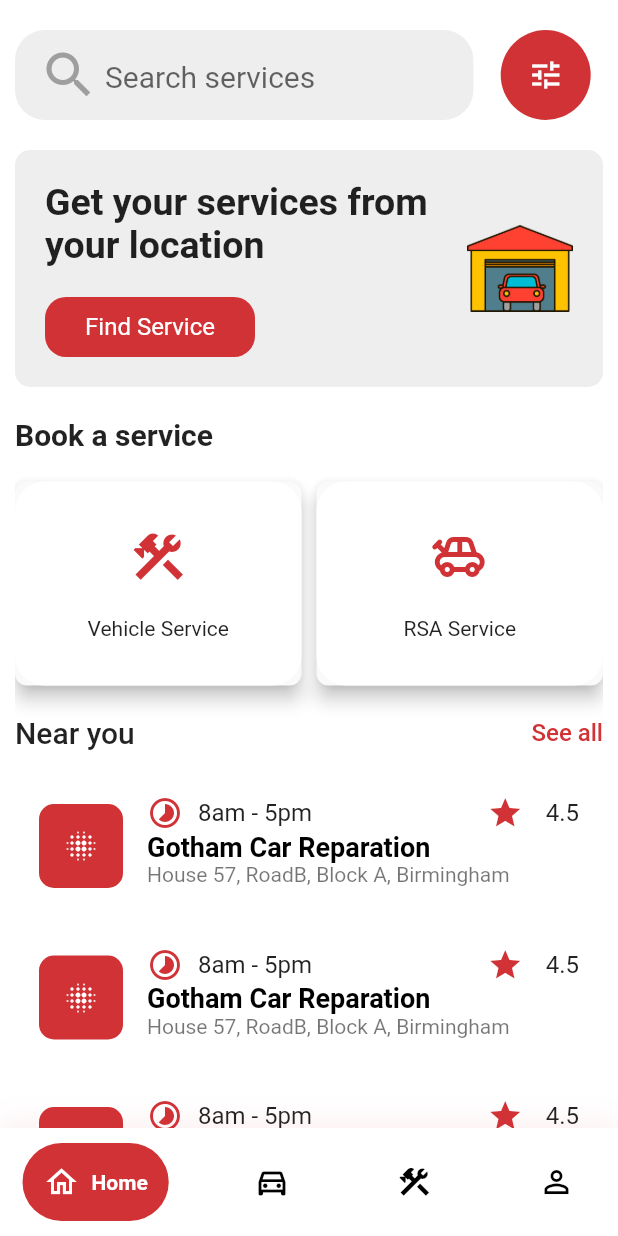
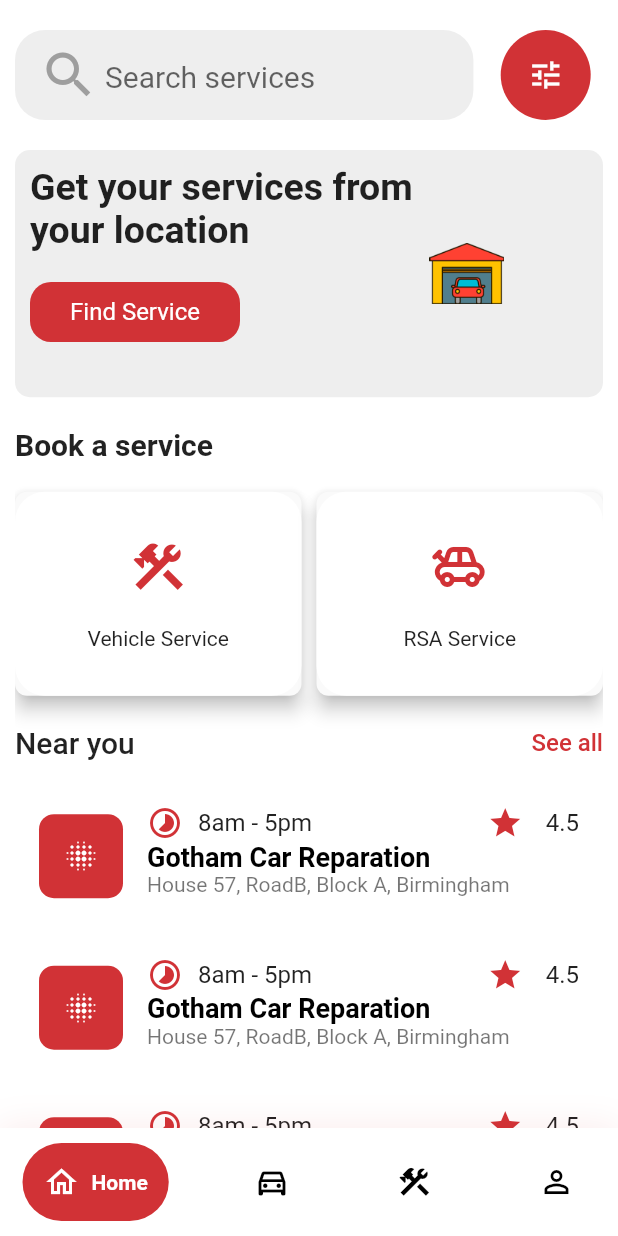
Before and after one commit to mrshanas/garage_app_ui, a Flutter app: the HomePage screen opened directly, on a phone screen of 412 x 824 dp. Run offline on Flutter 3.47's test engine with Material 2 defaults, Android fonts, the phone set to English and light mode, and no system bars; drawn by our look-alikes of google_nav_bar; our stand-ins replace hidden_drawer_menu.

Commit message:
Fixed the issue

```diff
--- a/lib/pages/home_page.dart
+++ b/lib/pages/home_page.dart
@@ -20,7 +20,6 @@ class _HomePageState extends State<HomePage> {
   Widget build(BuildContext context) {
     return Scaffold(
       backgroundColor: Colors.white,
-
       bottomNavigationBar: Container(
         decoration: BoxDecoration(
           color: AppColors.kWhite,
@@ -125,13 +124,13 @@ class _HomePageState extends State<HomePage> {
                 )
               ],
             ),
-
             const SizedBox(height: 20),
             // services banner
 
-            Expanded(
-              child: Container(
-                padding: const EdgeInsets.all(20),
+            Container(
+              height: MediaQuery.of(context).size.height*0.2,
+              width: MediaQuery.of(context).size.width,
+              padding: const EdgeInsets.all(10),
               decoration: BoxDecoration(
                   color: AppColors.kLightGray,
                   borderRadius: BorderRadius.circular(10)),
@@ -168,14 +167,13 @@ class _HomePageState extends State<HomePage> {
                       )
                     ],
                   ),
-                    const SizedBox(width: 20),
-                    Expanded(
-                      child: Image.asset(
+                  const SizedBox(width: 5),
+                  Image.asset(
                     'assets/images/garage.png',
-                      ),
+                    height: 50,
+                    width: 50,
                   )
                 ],
-                ),
               ),
             ),
 
```
Also changed, not shown: pubspec.lock, 1 other file. Lines whose indentation alone changed are shown as unchanged.
